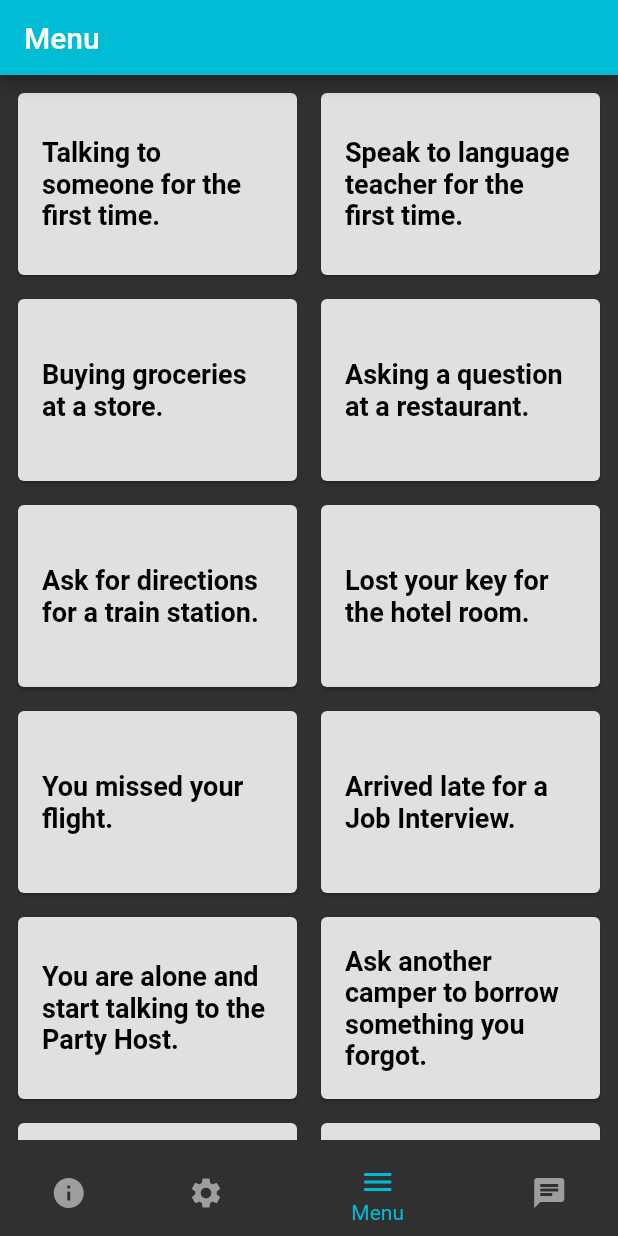
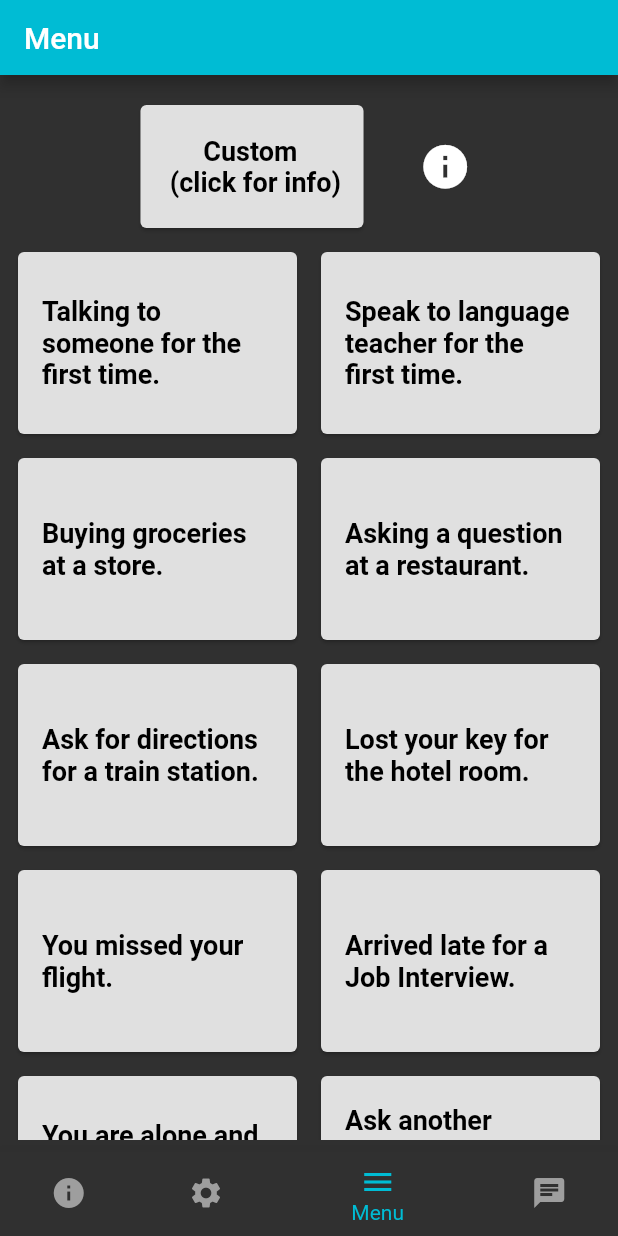
Before and after one commit to JiosHub/KaiwaAI, a Flutter app: the BottomMenuRibbon screen opened directly, on a phone screen of 412 x 824 dp. Run offline on Flutter 3.47's test engine with Material 2 defaults, Android fonts, the phone set to English and light mode, and no system bars; our stand-ins replace firebase_auth, firebase_core, flutter_keyboard_visibility, flutter_signin_button, google_sign_in, shared_preferences; missing offline and left inert: flutter_inapp_purchase; accounts and stored records are empty; network calls fail; Roboto replaces fonts that are missing (Poppins).

Commit message:
custom topics start

```diff
--- a/lib/pages/menu.dart
+++ b/lib/pages/menu.dart
@@ -49,7 +49,57 @@ class _MenuPageState extends State<MenuPage> {
 
   @override
   Widget build(BuildContext context) {
-    return Padding(
+    return Column(
+        mainAxisAlignment: MainAxisAlignment.center,
+        children: [
+          SizedBox(height: 16),
+          Row(
+            mainAxisAlignment: MainAxisAlignment.center,
+            children: [
+              Card(
+                color: Colors.grey[300],
+                child: Padding(
+                  padding: const EdgeInsets.symmetric(vertical: 20, horizontal: 15),
+                  child: Center(
+                    child: Text(
+                      "      Custom \n (click for info)",
+                      style: TextStyle(
+                        fontSize: 18,
+                        fontWeight: FontWeight.bold,
+                        color: Colors.black,
+                      ),
+                    ),
+                  ),
+                ),
+              ),
+              SizedBox(width: 25),
+              IconButton(
+                icon: Icon(Icons.info),
+                iconSize: 35,
+                onPressed: () {
+                  showDialog(
+                    context: context,
+                    builder: (context) {
+                      return AlertDialog(
+                        title: Text('Information'),
+                        content: Text('You can type any language you want, but the pre-set options are what ChatGPT has been trained on the most/fluent in'),
+                        actions: [
+                          TextButton(
+                            onPressed: () {
+                              Navigator.of(context).pop(); // Close the dialog
+                            },
+                            child: Text('Close'),
+                          ),
+                        ],
+                      );
+                    },
+                  );
+                },
+              ),
+            ]
+          ),
+          Expanded(
+            child: Padding(
               padding: const EdgeInsets.all(8.0),
               child: topics.isNotEmpty
                 ? GridView.builder(
@@ -86,7 +136,10 @@ class _MenuPageState extends State<MenuPage> {
                 },
               )
               : Center(child: CircularProgressIndicator()),
+            ),
+          ),
+        ]
+
     );
-
   }
 }
--- a/lib/pages/messaging.dart
+++ b/lib/pages/messaging.dart
@@ -42,7 +42,7 @@ class _MessengerPageState extends State<MessengerPage> {
       topicContent = widget.topicContent;
 
       //String contentString = "$topicContent EVERY one of your replies MUST contain 1: A single SHORT $language sentence inluding a leading question, DO NOT translate this part to english. 2: AFTER the $language part, in English give feedback on MY (the user) usage of $language, you MUST mark this with \"Feedback:\". 3) DO NOT give feedback to YOUR (assistant) replies and NEVER switch roles";
-      String contentString = "$topicContent EVERY one of your replies MUST contain 1: A single SHORT $language sentence inluding a leading question, DO NOT translate this part to english. 2: AFTER the $language part, translate the sentence as litterally as possible to English, you MUST mark this with \"Translation:\". 3: AFTER the translation, in English give feedback on ONLY my (the users) last messages' usage of $language, you MUST mark this with \"Feedback:\". 4: For the feedback, only give a blunt sentence i.e. do not say \"Great job!\", \"keep it up\" etc";
+      String contentString = "$topicContent EVERY one of your replies MUST contain 1: A single SHORT $language sentence inluding a leading question, DO NOT translate this part to english. 2: AFTER the $language part, translate the sentence as literally as possible to English, you MUST mark this with \"Translation:\". 3: AFTER the translation, in English give feedback on ONLY my (the users) last messages' usage of $language, you MUST mark this with \"Feedback:\". 4: For the feedback, only give a blunt sentence i.e. do not say \"Great job!\", \"keep it up\" etc";
       // Add an initial system message
 
 
```
Lines whose indentation alone changed are shown as unchanged.
